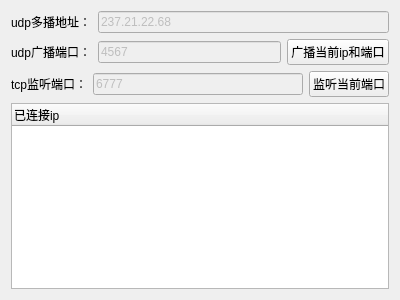
The window that server.ui (VictorySong/ls) describes before a commit, drawn with Qt 5.
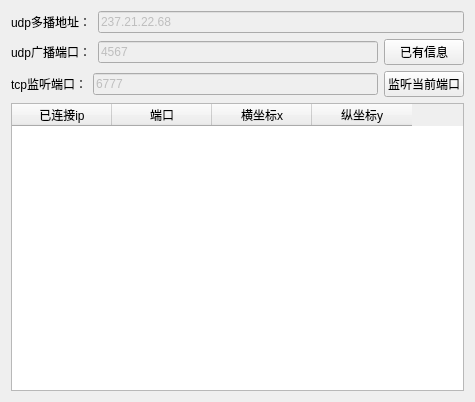
The same window after the commit.

The edit to the form file:
```diff
--- a/server.ui
+++ b/server.ui
@@ -6,8 +6,8 @@
    <rect>
     <x>0</x>
     <y>0</y>
-    <width>400</width>
-    <height>300</height>
+    <width>475</width>
+    <height>402</height>
    </rect>
   </property>
   <property name="windowTitle">
@@ -77,7 +77,7 @@
           </sizepolicy>
          </property>
          <property name="text">
-          <string>广播当前ip和端口</string>
+          <string>已有信息</string>
          </property>
         </widget>
        </item>
@@ -130,12 +130,27 @@
       </layout>
      </item>
      <item>
-      <widget class="QTreeWidget" name="treeWidget">
+      <widget class="QTableWidget" name="tableWidget">
        <column>
         <property name="text">
          <string>已连接ip</string>
         </property>
        </column>
+       <column>
+        <property name="text">
+         <string>端口</string>
+        </property>
+       </column>
+       <column>
+        <property name="text">
+         <string>横坐标x</string>
+        </property>
+       </column>
+       <column>
+        <property name="text">
+         <string>纵坐标y</string>
+        </property>
+       </column>
       </widget>
      </item>
     </layout>
```
